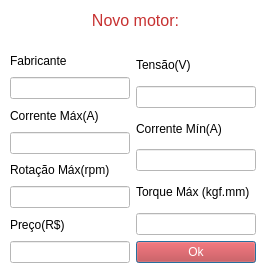
The window that RinoMotoresV3/add_motor.ui (RPerobeli/RinoMotores) describes before a commit, drawn with Qt 5.
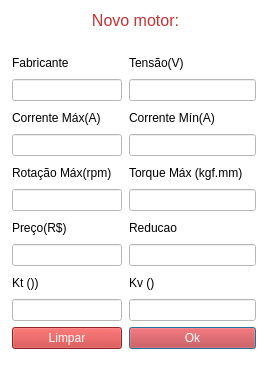
The same window after the commit.

Diff of the .ui file:
```diff
--- a/RinoMotoresV3/add_motor.ui
+++ b/RinoMotoresV3/add_motor.ui
@@ -7,7 +7,7 @@
     <x>0</x>
     <y>0</y>
     <width>269</width>
-    <height>273</height>
+    <height>366</height>
    </rect>
   </property>
   <property name="windowTitle">
@@ -16,107 +16,6 @@
   <property name="styleSheet">
    <string notr="true">background-color:#fff</string>
   </property>
-  <widget class="QWidget" name="layoutWidget">
-   <property name="geometry">
-    <rect>
-     <x>10</x>
-     <y>50</y>
-     <width>246</width>
-     <height>213</height>
-    </rect>
-   </property>
-   <layout class="QHBoxLayout" name="horizontalLayout">
-    <item>
-     <layout class="QVBoxLayout" name="verticalLayout">
-      <item>
-       <widget class="QLabel" name="label_Fabricante">
-        <property name="text">
-         <string>Fabricante</string>
-        </property>
-       </widget>
-      </item>
-      <item>
-       <widget class="QLineEdit" name="Edit_Fabricante"/>
-      </item>
-      <item>
-       <widget class="QLabel" name="label_CurrMax">
-        <property name="text">
-         <string>Corrente Máx(A)</string>
-        </property>
-       </widget>
-      </item>
-      <item>
-       <widget class="QLineEdit" name="Edit_CurrMax"/>
-      </item>
-      <item>
-       <widget class="QLabel" name="label_rot">
-        <property name="text">
-         <string>Rotação Máx(rpm)</string>
-        </property>
-       </widget>
-      </item>
-      <item>
-       <widget class="QLineEdit" name="Edit_Rot"/>
-      </item>
-      <item>
-       <widget class="QLabel" name="label_preco">
-        <property name="text">
-         <string>Preço(R$)</string>
-        </property>
-       </widget>
-      </item>
-      <item>
-       <widget class="QLineEdit" name="Edit_Preco"/>
-      </item>
-     </layout>
-    </item>
-    <item>
-     <layout class="QVBoxLayout" name="verticalLayout_2">
-      <item>
-       <widget class="QLabel" name="label_Tensao">
-        <property name="text">
-         <string>Tensão(V)</string>
-        </property>
-       </widget>
-      </item>
-      <item>
-       <widget class="QLineEdit" name="Edit_Tensao"/>
-      </item>
-      <item>
-       <widget class="QLabel" name="label_CurrMin">
-        <property name="text">
-         <string>Corrente Mín(A)</string>
-        </property>
-       </widget>
-      </item>
-      <item>
-       <widget class="QLineEdit" name="Edit_CurrMin"/>
-      </item>
-      <item>
-       <widget class="QLabel" name="label_Torq">
-        <property name="text">
-         <string>Torque Máx (kgf.mm)</string>
-        </property>
-       </widget>
-      </item>
-      <item>
-       <widget class="QLineEdit" name="Edit_Torque"/>
-      </item>
-      <item>
-       <widget class="QPushButton" name="BtnOK">
-        <property name="styleSheet">
-         <string notr="true">background-color:#c73232;
-color:#fff;</string>
-        </property>
-        <property name="text">
-         <string>Ok</string>
-        </property>
-       </widget>
-      </item>
-     </layout>
-    </item>
-   </layout>
-  </widget>
   <widget class="QLabel" name="label_titulo">
    <property name="geometry">
     <rect>
@@ -143,6 +42,152 @@
     <set>Qt::AlignCenter</set>
    </property>
   </widget>
+  <widget class="QWidget" name="">
+   <property name="geometry">
+    <rect>
+     <x>129</x>
+     <y>52</y>
+     <width>127</width>
+     <height>297</height>
+    </rect>
+   </property>
+   <layout class="QVBoxLayout" name="verticalLayout">
+    <item>
+     <widget class="QLabel" name="label_Tensao">
+      <property name="text">
+       <string>Tensão(V)</string>
+      </property>
+     </widget>
+    </item>
+    <item>
+     <widget class="QLineEdit" name="Edit_Tensao"/>
+    </item>
+    <item>
+     <widget class="QLabel" name="label_CurrMin">
+      <property name="text">
+       <string>Corrente Mín(A)</string>
+      </property>
+     </widget>
+    </item>
+    <item>
+     <widget class="QLineEdit" name="Edit_CurrMin"/>
+    </item>
+    <item>
+     <widget class="QLabel" name="label_Torq">
+      <property name="text">
+       <string>Torque Máx (kgf.mm)</string>
+      </property>
+     </widget>
+    </item>
+    <item>
+     <widget class="QLineEdit" name="Edit_Torque"/>
+    </item>
+    <item>
+     <widget class="QLabel" name="label_Reducao">
+      <property name="text">
+       <string>Reducao</string>
+      </property>
+     </widget>
+    </item>
+    <item>
+     <widget class="QLineEdit" name="Edit_Reducao"/>
+    </item>
+    <item>
+     <widget class="QLabel" name="label_Kv">
+      <property name="text">
+       <string>Kv ()</string>
+      </property>
+     </widget>
+    </item>
+    <item>
+     <widget class="QLineEdit" name="Edit_Kv"/>
+    </item>
+    <item>
+     <widget class="QPushButton" name="BtnOK">
+      <property name="styleSheet">
+       <string notr="true">background-color:#c73232;
+color:#fff;</string>
+      </property>
+      <property name="text">
+       <string>Ok</string>
+      </property>
+     </widget>
+    </item>
+   </layout>
+  </widget>
+  <widget class="QWidget" name="">
+   <property name="geometry">
+    <rect>
+     <x>12</x>
+     <y>52</y>
+     <width>110</width>
+     <height>297</height>
+    </rect>
+   </property>
+   <layout class="QVBoxLayout" name="verticalLayout_2">
+    <item>
+     <widget class="QLabel" name="label_Fabricante">
+      <property name="text">
+       <string>Fabricante</string>
+      </property>
+     </widget>
+    </item>
+    <item>
+     <widget class="QLineEdit" name="Edit_Fabricante"/>
+    </item>
+    <item>
+     <widget class="QLabel" name="label_CurrMax">
+      <property name="text">
+       <string>Corrente Máx(A)</string>
+      </property>
+     </widget>
+    </item>
+    <item>
+     <widget class="QLineEdit" name="Edit_CurrMax"/>
+    </item>
+    <item>
+     <widget class="QLabel" name="label_rot">
+      <property name="text">
+       <string>Rotação Máx(rpm)</string>
+      </property>
+     </widget>
+    </item>
+    <item>
+     <widget class="QLineEdit" name="Edit_Rot"/>
+    </item>
+    <item>
+     <widget class="QLabel" name="label_preco">
+      <property name="text">
+       <string>Preço(R$)</string>
+      </property>
+     </widget>
+    </item>
+    <item>
+     <widget class="QLineEdit" name="Edit_Preco"/>
+    </item>
+    <item>
+     <widget class="QLabel" name="label_Kt">
+      <property name="text">
+       <string>Kt ())</string>
+      </property>
+     </widget>
+    </item>
+    <item>
+     <widget class="QLineEdit" name="Edit_Kt"/>
+    </item>
+    <item>
+     <widget class="QPushButton" name="Btn_Limpar">
+      <property name="styleSheet">
+       <string notr="true">background-color:#c73232;
+color:#fff;</string>
+      </property>
+      <property name="text">
+       <string>Limpar</string>
+      </property>
+     </widget>
+    </item>
+   </layout>
+  </widget>
  </widget>
  <resources/>
  <connections/>
```
